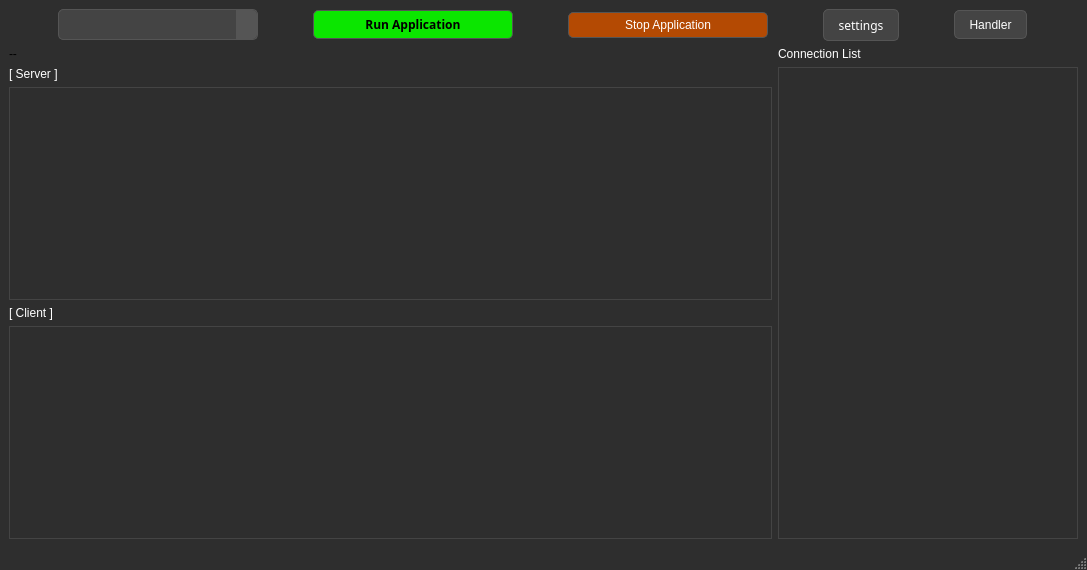
Qt form src/main.ui (gusdnd3150/communication-gui) before a commit.
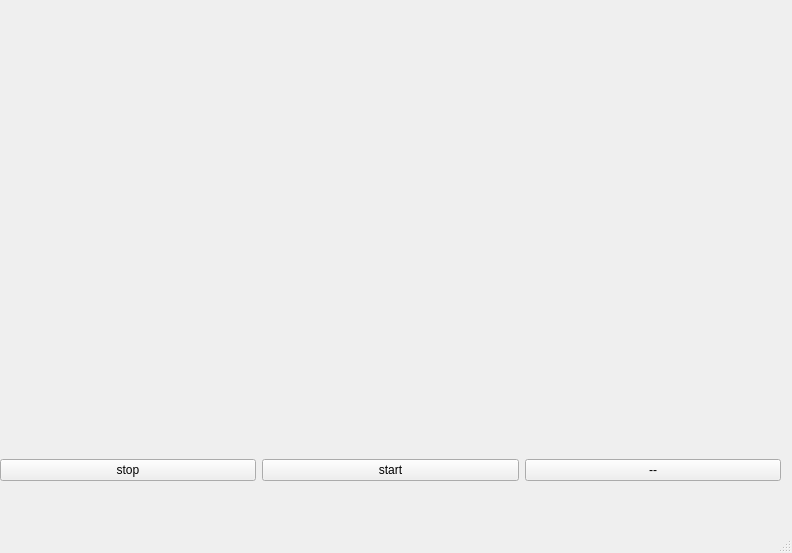
The same form after that commit.

```diff
--- a/src/main.ui
+++ b/src/main.ui
@@ -6,482 +6,57 @@
    <rect>
     <x>0</x>
     <y>0</y>
-    <width>1087</width>
-    <height>570</height>
+    <width>792</width>
+    <height>553</height>
    </rect>
   </property>
-  <property name="sizePolicy">
-   <sizepolicy hsizetype="Expanding" vsizetype="Expanding">
-    <horstretch>0</horstretch>
-    <verstretch>0</verstretch>
-   </sizepolicy>
-  </property>
-  <property name="minimumSize">
-   <size>
-    <width>500</width>
-    <height>400</height>
-   </size>
-  </property>
-  <property name="maximumSize">
-   <size>
-    <width>16777215</width>
-    <height>16777215</height>
-   </size>
-  </property>
-  <property name="baseSize">
-   <size>
-    <width>650</width>
-    <height>300</height>
-   </size>
-  </property>
-  <property name="font">
-   <font>
-    <family>맑은 고딕</family>
-    <weight>75</weight>
-    <bold>true</bold>
-   </font>
-  </property>
   <property name="windowTitle">
    <string>MainWindow</string>
   </property>
-  <property name="styleSheet">
-   <string notr="true">QMainWindow {
-    background-color: #2E2E2E;
-    color: #FFFFFF;
-}</string>
-  </property>
   <widget class="QWidget" name="centralwidget">
-   <layout class="QGridLayout" name="gridLayout_2">
-    <item row="1" column="0">
-     <layout class="QGridLayout" name="gridLayout_3">
-      <item row="0" column="0">
-       <widget class="QLabel" name="label">
-        <property name="text">
-         <string>--</string>
-        </property>
-       </widget>
-      </item>
-     </layout>
-    </item>
-    <item row="2" column="0">
-     <layout class="QVBoxLayout" name="verticalLayout">
-      <item>
-       <widget class="QLabel" name="label_2">
-        <property name="styleSheet">
-         <string notr="true">QLabel{
-	color:white
-}</string>
-        </property>
-        <property name="text">
-         <string>[ Server ]</string>
-        </property>
-       </widget>
-      </item>
-      <item>
-       <widget class="QTableWidget" name="list_run_server">
-        <property name="font">
-         <font>
-          <pointsize>8</pointsize>
-          <weight>50</weight>
-          <bold>false</bold>
-         </font>
-        </property>
-        <property name="acceptDrops">
-         <bool>false</bool>
-        </property>
-        <property name="autoFillBackground">
-         <bool>true</bool>
-        </property>
-        <property name="styleSheet">
-         <string notr="true">QTableWidget {
-    background-color: #2E2E2E;
-    color: #FFFFFF;
-    gridline-color: #444444;
-    border: 1px solid #444444;
-}
-
-QHeaderView::section {
-    background-color: #444444;
-    color: #FFFFFF;
-    padding: 4px;
-    border: 1px solid #2E2E2E;
-}
-
-QTableWidget::item {
-    border: none;
-    padding: 4px;
-}
-
-QTableWidget::item:selected {
-    background-color: #555555;
-    color: #FFFFFF;
-}
-
-QScrollBar:vertical {
-    background-color: #2E2E2E;
-    width: 3px;
-	height:2px;
-    margin: 15px 0 15px 0;
-}
-QScrollBar::handle:vertical {
-    background-color: #555555;
-    min-height: 5px;
-}
-QScrollBar:horizontal {
-    background-color: #2E2E2E;
-    height: 8px; 
-    margin: 0 15px 0 15px;
-}
-
-QScrollBar::add-line:vertical, QScrollBar::sub-line:vertical {
-    background-color: #444444;
-    height: 5px;
-}
-
-QScrollBar::add-page:vertical, QScrollBar::sub-page:vertical {
-    background: none;
-}</string>
-        </property>
-        <property name="showGrid">
-         <bool>true</bool>
-        </property>
-        <property name="sortingEnabled">
-         <bool>true</bool>
-        </property>
-        <attribute name="verticalHeaderDefaultSectionSize">
-         <number>41</number>
-        </attribute>
-       </widget>
-      </item>
-      <item>
-       <widget class="QLabel" name="label_3">
-        <property name="styleSheet">
-         <string notr="true">QLabel{
-	color:white
-}</string>
-        </property>
-        <property name="text">
-         <string>[ Client ]</string>
-        </property>
-       </widget>
-      </item>
-      <item>
-       <widget class="QTableWidget" name="list_run_client">
-        <property name="font">
-         <font>
-          <pointsize>8</pointsize>
-         </font>
-        </property>
-        <property name="styleSheet">
-         <string notr="true">QTableWidget {
-    background-color: #2E2E2E;
-    color: #FFFFFF;
-    gridline-color: #444444;
-    border: 1px solid #444444;
-}
-
-QHeaderView::section {
-    background-color: #444444;
-    color: #FFFFFF;
-    padding: 4px;
-    border: 1px solid #2E2E2E;
-}
-
-QTableWidget::item {
-    border: none;
-    padding: 4px;
-}
-
-QTableWidget::item:selected {
-    background-color: #555555;
-    color: #FFFFFF;
-}
-
-QScrollBar:vertical {
-    background-color: #2E2E2E;
-    width: 3px;
-	height:2px;
-    margin: 15px 0 15px 0;
-}
-QScrollBar::handle:vertical {
-    background-color: #555555;
-    min-height: 5px;
-}
-QScrollBar:horizontal {
-    background-color: #2E2E2E;
-    height: 8px; 
-    margin: 0 15px 0 15px;
-}
-
-QScrollBar::add-line:vertical, QScrollBar::sub-line:vertical {
-    background-color: #444444;
-    height: 5px;
-}
-
-QScrollBar::add-page:vertical, QScrollBar::sub-page:vertical {
-    background: none;
-}</string>
-        </property>
-       </widget>
-      </item>
-     </layout>
-    </item>
-    <item row="2" column="1">
-     <widget class="QTableWidget" name="list_conn">
-      <property name="maximumSize">
-       <size>
-        <width>300</width>
-        <height>16777215</height>
-       </size>
-      </property>
-      <property name="styleSheet">
-       <string notr="true">QTableWidget {
-    background-color: #2E2E2E;
-    color: #FFFFFF;
-    gridline-color: #444444;
-    border: 1px solid #444444;
-}
-
-QHeaderView::section {
-    background-color: #444444;
-    color: #FFFFFF;
-    padding: 4px;
-    border: 1px solid #2E2E2E;
-}
-
-QTableWidget::item {
-    border: none;
-    padding: 4px;
-}
-
-QTableWidget::item:selected {
-    background-color: #555555;
-    color: #FFFFFF;
-}
-
-QScrollBar:vertical {
-    background-color: #2E2E2E;
-    width: 3px;
-	height:2px;
-    margin: 15px 0 15px 0;
-}
-QScrollBar::handle:vertical {
-    background-color: #555555;
-    min-height: 5px;
-}
-QScrollBar:horizontal {
-    background-color: #2E2E2E;
-    height: 8px; 
-    margin: 0 15px 0 15px;
-}
-
-QScrollBar::add-line:vertical, QScrollBar::sub-line:vertical {
-    background-color: #444444;
-    height: 5px;
-}
-
-QScrollBar::add-page:vertical, QScrollBar::sub-page:vertical {
-    background: none;
-}</string>
-      </property>
-     </widget>
-    </item>
-    <item row="0" column="0" colspan="2">
-     <layout class="QGridLayout" name="gridLayout">
-      <item row="0" column="3">
-       <widget class="QToolButton" name="btn_settings">
-        <property name="font">
-         <font>
-          <family>맑은 고딕</family>
-         </font>
-        </property>
-        <property name="styleSheet">
-         <string notr="true">QToolButton {
-    background-color: #444444;
-    color: #FFFFFF;
-    border: 1px solid #555555;
-    padding: 5px 10px;
-    border-radius: 5px;
-}
-
-QToolButton:hover {
-    background-color: #555555;
-    border: 1px solid #666666;
-}
-
-QToolButton:pressed {
-    background-color: #333333;
-    border: 1px solid #444444;
-}</string>
-        </property>
-        <property name="text">
-         <string>settings</string>
-        </property>
-       </widget>
-      </item>
-      <item row="0" column="1">
-       <widget class="QPushButton" name="btn_start">
-        <property name="maximumSize">
-         <size>
-          <width>200</width>
-          <height>16777215</height>
-         </size>
-        </property>
-        <property name="font">
-         <font>
-          <family>맑은 고딕</family>
-          <weight>75</weight>
-          <bold>true</bold>
-         </font>
-        </property>
-        <property name="styleSheet">
-         <string notr="true">QPushButton {
-    background-color: rgb(11, 230, 0);
-    color: black;
-    border: 1px solid #555555;
-    padding: 5px 10px;
-    border-radius: 5px;
-}
-
-QPushButton:hover {
-    background-color: rgb(80, 190, 11);
-    border: 1px solid #666666;
-}
-
-QPushButton:pressed {
-    background-color: rgb(7, 143, 0);
-    border: 1px solid #444444;
-}</string>
-        </property>
-        <property name="text">
-         <string>Run Application</string>
-        </property>
-       </widget>
-      </item>
-      <item row="0" column="0">
-       <widget class="QComboBox" name="combo_pkg">
-        <property name="maximumSize">
-         <size>
-          <width>200</width>
-          <height>16777215</height>
-         </size>
-        </property>
-        <property name="font">
-         <font>
-          <family>맑은 고딕</family>
-         </font>
-        </property>
-        <property name="acceptDrops">
-         <bool>false</bool>
-        </property>
-        <property name="styleSheet">
-         <string notr="true">QComboBox {
-    background-color: #444444;
-    color: #FFFFFF;
-    border: 1px solid #555555;
-    padding: 5px;
-    border-radius: 5px;
-}
-
-QComboBox:hover {
-    border: 1px solid #666666;
-}
-
-QComboBox::drop-down {
-    subcontrol-origin: padding;
-    subcontrol-position: top right;
-    width: 20px;
-    border-left-width: 1px;
-    border-left-color: #555555;
-    border-left-style: solid;
-    border-top-right-radius: 5px;
-    border-bottom-right-radius: 5px;
-    background-color: #555555;
-}
-
-
-QComboBox QAbstractItemView {
-    background-color: #444444;
-    color: #FFFFFF;
-    selection-background-color: #555555;
-    selection-color: #FFFFFF;
-}</string>
-        </property>
-       </widget>
-      </item>
-      <item row="0" column="2">
-       <widget class="QPushButton" name="btn_stop">
-        <property name="maximumSize">
-         <size>
-          <width>200</width>
-          <height>16777215</height>
-         </size>
-        </property>
-        <property name="styleSheet">
-         <string notr="true">QPushButton {
-    background-color: rgb(180, 74, 3);
-    color: white;
-    border: 1px solid #555555;
-    padding: 5px 10px;
-    border-radius: 5px;
-}
-
-QPushButton:hover {
-    background-color: rgb(255, 74, 74);
-    border: 1px solid #666666;
-}
-
-QPushButton:pressed {
-    background-color: rgb(255, 74, 74);
-    border: 1px solid #444444;
-}</string>
-        </property>
-        <property name="text">
-         <string>Stop Application</string>
-        </property>
-       </widget>
-      </item>
-      <item row="0" column="4">
-       <widget class="QToolButton" name="btn_handler">
-        <property name="styleSheet">
-         <string notr="true">QToolButton {
-    background-color: #444444;
-    color: #FFFFFF;
-    border: 1px solid #555555;
-    padding: 5px 10px;
-    border-radius: 5px;
-}
-
-QToolButton:hover {
-    background-color: #555555;
-    border: 1px solid #666666;
-}
-
-QToolButton:pressed {
-    background-color: #333333;
-    border: 1px solid #444444;
-}</string>
-        </property>
-        <property name="text">
-         <string>Handler</string>
-        </property>
-       </widget>
-      </item>
-     </layout>
-    </item>
-    <item row="1" column="1">
-     <widget class="QLabel" name="label_4">
-      <property name="styleSheet">
-       <string notr="true">QLabel{
-	color:white
-}</string>
-      </property>
-      <property name="text">
-       <string>Connection List</string>
-      </property>
-     </widget>
-    </item>
-   </layout>
+   <widget class="QWidget" name="horizontalLayoutWidget">
+    <property name="geometry">
+     <rect>
+      <x>0</x>
+      <y>440</y>
+      <width>781</width>
+      <height>61</height>
+     </rect>
+    </property>
+    <layout class="QHBoxLayout" name="horizontalLayout">
+     <item>
+      <widget class="QPushButton" name="wg_stop">
+       <property name="text">
+        <string>stop</string>
+       </property>
+      </widget>
+     </item>
+     <item>
+      <widget class="QPushButton" name="wg_start">
+       <property name="text">
+        <string>start</string>
+       </property>
+      </widget>
+     </item>
+     <item>
+      <widget class="QPushButton" name="pushButton_3">
+       <property name="text">
+        <string>--</string>
+       </property>
+      </widget>
+     </item>
+    </layout>
+   </widget>
+   <widget class="QWidget" name="wg_cam" native="true">
+    <property name="geometry">
+     <rect>
+      <x>18</x>
+      <y>8</y>
+      <width>761</width>
+      <height>391</height>
+     </rect>
+    </property>
+   </widget>
   </widget>
   <widget class="QMenuBar" name="menubar">
    <property name="geometry">
```
Left out of the diff: 4 changed lines with no effect on the pictures.
